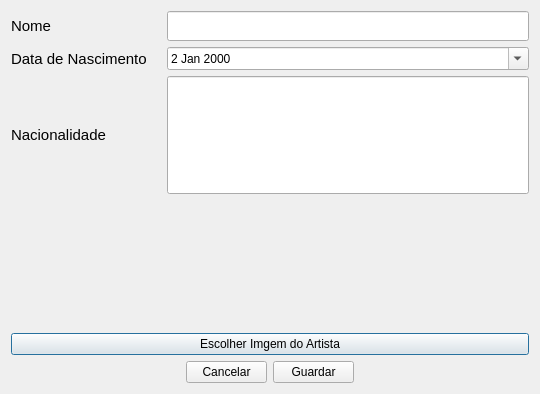
The window that media5/dialog.ui (Grupo-9-EngenhariaSoftware2016/Media-Player) describes before a commit, drawn with Qt 5.
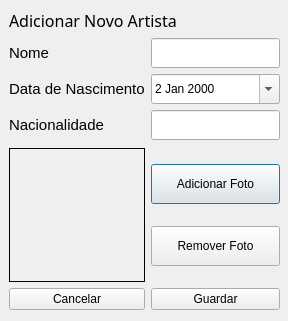
The same window after the commit. Icons and pictures are not drawn.

Patch:
```diff
--- a/media5/dialog.ui
+++ b/media5/dialog.ui
@@ -2,12 +2,18 @@
 <ui version="4.0">
  <class>Dialog</class>
  <widget class="QDialog" name="Dialog">
+  <property name="windowModality">
+   <enum>Qt::WindowModal</enum>
+  </property>
+  <property name="enabled">
+   <bool>true</bool>
+  </property>
   <property name="geometry">
    <rect>
     <x>0</x>
     <y>0</y>
-    <width>540</width>
-    <height>394</height>
+    <width>288</width>
+    <height>321</height>
    </rect>
   </property>
   <property name="sizePolicy">
@@ -19,129 +25,36 @@
   <property name="windowTitle">
    <string>Dialog</string>
   </property>
-  <layout class="QGridLayout" name="gridLayout_2">
-   <item row="0" column="0" colspan="3">
+  <widget class="QWidget" name="">
+   <property name="geometry">
+    <rect>
+     <x>9</x>
+     <y>9</y>
+     <width>271</width>
+     <height>301</height>
+    </rect>
+   </property>
     <layout class="QGridLayout" name="gridLayout">
-     <item row="5" column="0" colspan="4">
-      <widget class="QPushButton" name="dialog_button_add_artwork">
-       <property name="text">
-        <string>Escolher Imgem do Artista</string>
-       </property>
-      </widget>
-     </item>
-     <item row="4" column="3">
-      <spacer name="horizontalSpacer_2">
-       <property name="orientation">
-        <enum>Qt::Horizontal</enum>
-       </property>
-       <property name="sizeType">
-        <enum>QSizePolicy::Fixed</enum>
-       </property>
-       <property name="sizeHint" stdset="0">
-        <size>
-         <width>150</width>
-         <height>20</height>
-        </size>
-       </property>
-      </spacer>
-     </item>
-     <item row="4" column="0">
-      <spacer name="horizontalSpacer">
-       <property name="orientation">
-        <enum>Qt::Horizontal</enum>
-       </property>
-       <property name="sizeType">
-        <enum>QSizePolicy::Fixed</enum>
-       </property>
-       <property name="sizeHint" stdset="0">
-        <size>
-         <width>150</width>
-         <height>20</height>
-        </size>
-       </property>
-      </spacer>
-     </item>
-     <item row="4" column="1" colspan="2">
-      <widget class="QLabel" name="dialog_label_artwork">
+    <item row="0" column="1" colspan="2">
+     <widget class="QLabel" name="dialog_label_name_3">
        <property name="sizePolicy">
         <sizepolicy hsizetype="Preferred" vsizetype="Fixed">
          <horstretch>0</horstretch>
          <verstretch>0</verstretch>
         </sizepolicy>
        </property>
-       <property name="maximumSize">
-        <size>
-         <width>200</width>
-         <height>200</height>
-        </size>
-       </property>
        <property name="font">
         <font>
-         <pointsize>11</pointsize>
+        <family>Yu Gothic UI Light</family>
+        <pointsize>12</pointsize>
         </font>
        </property>
        <property name="text">
-        <string/>
-       </property>
-       <property name="pixmap">
-        <pixmap resource="icons/img.qrc">:/circle-1.png</pixmap>
-       </property>
-       <property name="scaledContents">
-        <bool>true</bool>
-       </property>
-      </widget>
-     </item>
-     <item row="3" column="1">
-      <spacer name="verticalSpacer">
-       <property name="orientation">
-        <enum>Qt::Vertical</enum>
-       </property>
-       <property name="sizeType">
-        <enum>QSizePolicy::Fixed</enum>
-       </property>
-       <property name="sizeHint" stdset="0">
-        <size>
-         <width>20</width>
-         <height>10</height>
-        </size>
-       </property>
-      </spacer>
-     </item>
-     <item row="0" column="1" colspan="3">
-      <widget class="QLineEdit" name="dialog_lineEdit_name">
-       <property name="sizePolicy">
-        <sizepolicy hsizetype="Expanding" vsizetype="Preferred">
-         <horstretch>0</horstretch>
-         <verstretch>0</verstretch>
-        </sizepolicy>
-       </property>
-       <property name="minimumSize">
-        <size>
-         <width>100</width>
-         <height>30</height>
-        </size>
-       </property>
-      </widget>
-     </item>
-     <item row="0" column="0">
-      <widget class="QLabel" name="dialog_label_name">
-       <property name="sizePolicy">
-        <sizepolicy hsizetype="Preferred" vsizetype="Fixed">
-         <horstretch>0</horstretch>
-         <verstretch>0</verstretch>
-        </sizepolicy>
-       </property>
-       <property name="font">
-        <font>
-         <pointsize>11</pointsize>
-        </font>
-       </property>
-       <property name="text">
-        <string>Nome</string>
-       </property>
-      </widget>
-     </item>
-     <item row="1" column="0">
+       <string>Adicionar Novo Artista</string>
+      </property>
+     </widget>
+    </item>
+    <item row="2" column="1">
       <widget class="QLabel" name="dialog_label_birth">
        <property name="font">
         <font>
@@ -153,42 +66,17 @@
        </property>
       </widget>
      </item>
-     <item row="2" column="1" colspan="3">
-      <widget class="QLineEdit" name="dialog_lineEdit_nacionality">
-       <property name="sizePolicy">
-        <sizepolicy hsizetype="Expanding" vsizetype="Preferred">
-         <horstretch>0</horstretch>
-         <verstretch>0</verstretch>
-        </sizepolicy>
-       </property>
-       <property name="minimumSize">
-        <size>
-         <width>100</width>
-         <height>30</height>
-        </size>
-       </property>
-       <property name="maximumSize">
-        <size>
-         <width>16777215</width>
-         <height>16777215</height>
-        </size>
-       </property>
-      </widget>
-     </item>
-     <item row="2" column="0">
-      <widget class="QLabel" name="dialog_label_nacionality">
-       <property name="font">
-        <font>
-         <pointsize>11</pointsize>
-        </font>
-       </property>
-       <property name="text">
-        <string>Nacionalidade</string>
-       </property>
-      </widget>
-     </item>
-     <item row="1" column="1" colspan="3">
+    <item row="2" column="2">
       <widget class="QDateEdit" name="dialog_dateEdit_birth">
+      <property name="minimumSize">
+       <size>
+        <width>0</width>
+        <height>30</height>
+       </size>
+      </property>
+      <property name="wrapping">
+       <bool>false</bool>
+      </property>
        <property name="calendarPopup">
         <bool>true</bool>
        </property>
@@ -204,27 +92,172 @@
        </property>
       </widget>
      </item>
-    </layout>
+    <item row="1" column="2">
+     <widget class="QLineEdit" name="dialog_lineEdit_name">
+      <property name="sizePolicy">
+       <sizepolicy hsizetype="Expanding" vsizetype="Preferred">
+        <horstretch>0</horstretch>
+        <verstretch>0</verstretch>
+       </sizepolicy>
+      </property>
+      <property name="minimumSize">
+       <size>
+        <width>100</width>
+        <height>30</height>
+       </size>
+      </property>
+     </widget>
    </item>
    <item row="3" column="1">
-    <layout class="QHBoxLayout" name="horizontalLayout">
+     <widget class="QLabel" name="dialog_label_nacionality">
+      <property name="font">
+       <font>
+        <pointsize>11</pointsize>
+       </font>
+      </property>
+      <property name="text">
+       <string>Nacionalidade</string>
+      </property>
+     </widget>
+    </item>
+    <item row="3" column="2">
+     <widget class="QLineEdit" name="dialog_lineEdit_nacionality">
+      <property name="sizePolicy">
+       <sizepolicy hsizetype="Expanding" vsizetype="Fixed">
+        <horstretch>0</horstretch>
+        <verstretch>0</verstretch>
+       </sizepolicy>
+      </property>
+      <property name="minimumSize">
+       <size>
+        <width>50</width>
+        <height>30</height>
+       </size>
+      </property>
+      <property name="maximumSize">
+       <size>
+        <width>16777215</width>
+        <height>16777215</height>
+       </size>
+      </property>
+     </widget>
+    </item>
+    <item row="1" column="1">
+     <widget class="QLabel" name="dialog_label_name">
+      <property name="sizePolicy">
+       <sizepolicy hsizetype="Preferred" vsizetype="Fixed">
+        <horstretch>0</horstretch>
+        <verstretch>0</verstretch>
+       </sizepolicy>
+      </property>
+      <property name="font">
+       <font>
+        <pointsize>11</pointsize>
+       </font>
+      </property>
+      <property name="text">
+       <string>Nome</string>
+      </property>
+     </widget>
+    </item>
+    <item row="5" column="2">
+     <layout class="QVBoxLayout" name="verticalLayout">
      <item>
+       <widget class="QPushButton" name="dialog_button_add_artwork">
+        <property name="minimumSize">
+         <size>
+          <width>0</width>
+          <height>40</height>
+         </size>
+        </property>
+        <property name="text">
+         <string>Adicionar Foto</string>
+        </property>
+       </widget>
+      </item>
+      <item>
+       <widget class="QPushButton" name="dialog_button_add_artwork_2">
+        <property name="minimumSize">
+         <size>
+          <width>0</width>
+          <height>40</height>
+         </size>
+        </property>
+        <property name="text">
+         <string>Remover Foto</string>
+        </property>
+       </widget>
+      </item>
+     </layout>
+    </item>
+    <item row="6" column="1">
       <widget class="QPushButton" name="dialog_button_cancel">
        <property name="text">
         <string>Cancelar</string>
        </property>
       </widget>
      </item>
-     <item>
+    <item row="6" column="2">
       <widget class="QPushButton" name="dialog_button_save">
        <property name="text">
         <string>Guardar</string>
        </property>
       </widget>
      </item>
-    </layout>
-   </item>
-  </layout>
+    <item row="5" column="1">
+     <widget class="QLabel" name="dialog_label_artwork">
+      <property name="sizePolicy">
+       <sizepolicy hsizetype="Expanding" vsizetype="Expanding">
+        <horstretch>0</horstretch>
+        <verstretch>0</verstretch>
+       </sizepolicy>
+      </property>
+      <property name="maximumSize">
+       <size>
+        <width>200</width>
+        <height>200</height>
+       </size>
+      </property>
+      <property name="font">
+       <font>
+        <pointsize>11</pointsize>
+       </font>
+      </property>
+      <property name="frameShape">
+       <enum>QFrame::Box</enum>
+      </property>
+      <property name="text">
+       <string/>
+      </property>
+      <property name="pixmap">
+       <pixmap resource="icons/img.qrc">:/social.png</pixmap>
+      </property>
+      <property name="scaledContents">
+       <bool>true</bool>
+      </property>
+     </widget>
+    </item>
+    <item row="4" column="1">
+     <spacer name="verticalSpacer">
+      <property name="orientation">
+       <enum>Qt::Vertical</enum>
+      </property>
+      <property name="sizeType">
+       <enum>QSizePolicy::Fixed</enum>
+      </property>
+      <property name="sizeHint" stdset="0">
+       <size>
+        <width>20</width>
+        <height>2</height>
+       </size>
+      </property>
+     </spacer>
+    </item>
+   </layout>
+  </widget>
+  <zorder></zorder>
+  <zorder>dialog_label_nacionality</zorder>
+  <zorder>dialog_lineEdit_nacionality</zorder>
  </widget>
  <resources>
   <include location="icons/img.qrc"/>
```
Lines whose indentation alone changed are shown as unchanged.
